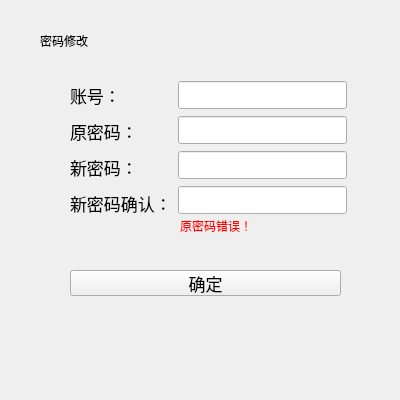
First picture: the form in changepasswd.ui, repository kangwenyun/batch_acquisition_system_qt_before, before the edit.
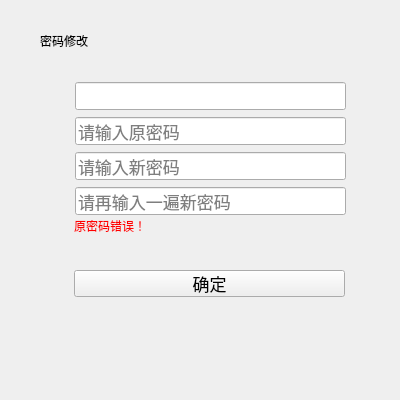
Second picture: the form after the edit.

The edit to the form file:
```diff
--- a/changepasswd.ui
+++ b/changepasswd.ui
@@ -29,7 +29,7 @@
   <widget class="QLabel" name="err_label">
    <property name="geometry">
     <rect>
-     <x>180</x>
+     <x>74</x>
      <y>220</y>
      <width>160</width>
      <height>12</height>
@@ -50,10 +50,10 @@
   <widget class="QPushButton" name="ok_button">
    <property name="geometry">
     <rect>
-     <x>70</x>
+     <x>74</x>
      <y>270</y>
      <width>271</width>
-     <height>26</height>
+     <height>27</height>
     </rect>
    </property>
    <property name="font">
@@ -65,69 +65,15 @@
     <string>确定</string>
    </property>
   </widget>
-  <widget class="QWidget" name="layoutWidget">
+  <widget class="QWidget" name="">
    <property name="geometry">
     <rect>
-     <x>70</x>
-     <y>80</y>
-     <width>277</width>
-     <height>138</height>
+     <x>75</x>
+     <y>81</y>
+     <width>271</width>
+     <height>136</height>
     </rect>
    </property>
-   <layout class="QHBoxLayout" name="horizontalLayout">
-    <item>
-     <layout class="QVBoxLayout" name="verticalLayout">
-      <item>
-       <widget class="QLabel" name="userId_label">
-        <property name="font">
-         <font>
-          <pointsize>13</pointsize>
-         </font>
-        </property>
-        <property name="text">
-         <string>账号：</string>
-        </property>
-       </widget>
-      </item>
-      <item>
-       <widget class="QLabel" name="oldKey_label">
-        <property name="font">
-         <font>
-          <pointsize>13</pointsize>
-         </font>
-        </property>
-        <property name="text">
-         <string>原密码：</string>
-        </property>
-       </widget>
-      </item>
-      <item>
-       <widget class="QLabel" name="newKey_label">
-        <property name="font">
-         <font>
-          <pointsize>13</pointsize>
-         </font>
-        </property>
-        <property name="text">
-         <string>新密码：</string>
-        </property>
-       </widget>
-      </item>
-      <item>
-       <widget class="QLabel" name="newKeyAgain_label">
-        <property name="font">
-         <font>
-          <pointsize>13</pointsize>
-         </font>
-        </property>
-        <property name="text">
-         <string>新密码确认：</string>
-        </property>
-       </widget>
-      </item>
-     </layout>
-    </item>
-    <item>
      <layout class="QVBoxLayout" name="verticalLayout_2">
       <item>
        <widget class="QLineEdit" name="userId_edit">
@@ -145,6 +91,9 @@
           <pointsize>13</pointsize>
          </font>
         </property>
+      <property name="placeholderText">
+       <string>请输入原密码</string>
+      </property>
        </widget>
       </item>
       <item>
@@ -154,6 +103,9 @@
           <pointsize>13</pointsize>
          </font>
         </property>
+      <property name="placeholderText">
+       <string>请输入新密码</string>
+      </property>
        </widget>
       </item>
       <item>
@@ -163,9 +115,10 @@
           <pointsize>13</pointsize>
          </font>
         </property>
-       </widget>
-      </item>
-     </layout>
+      <property name="placeholderText">
+       <string>请再输入一遍新密码</string>
+      </property>
+     </widget>
     </item>
    </layout>
   </widget>
```
Lines whose indentation alone changed are shown as unchanged.
